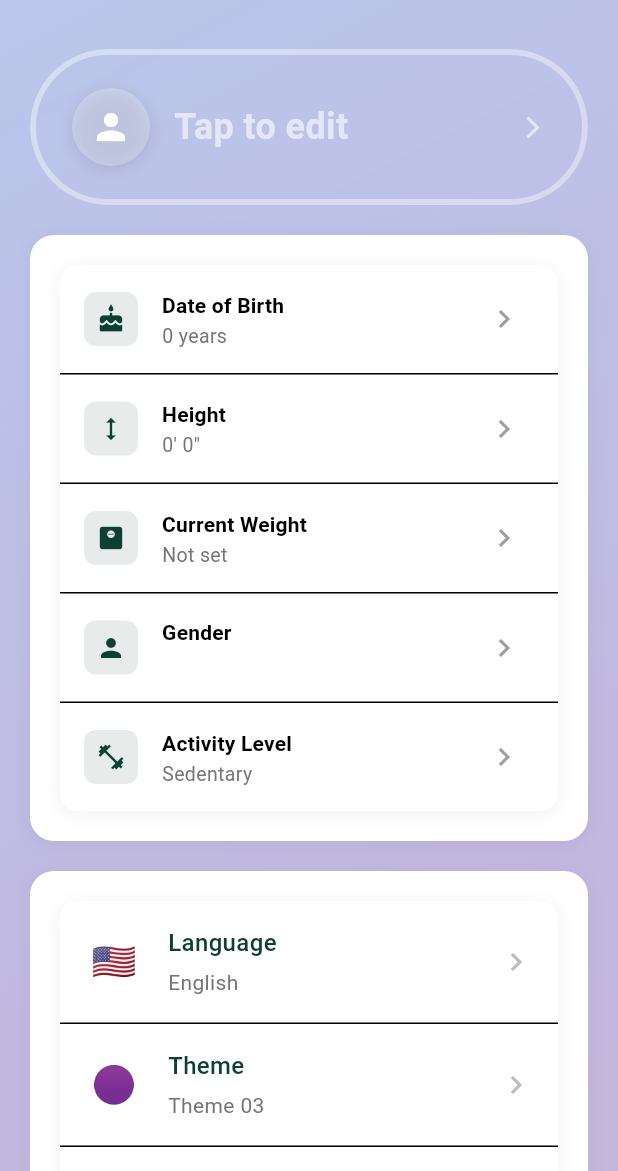
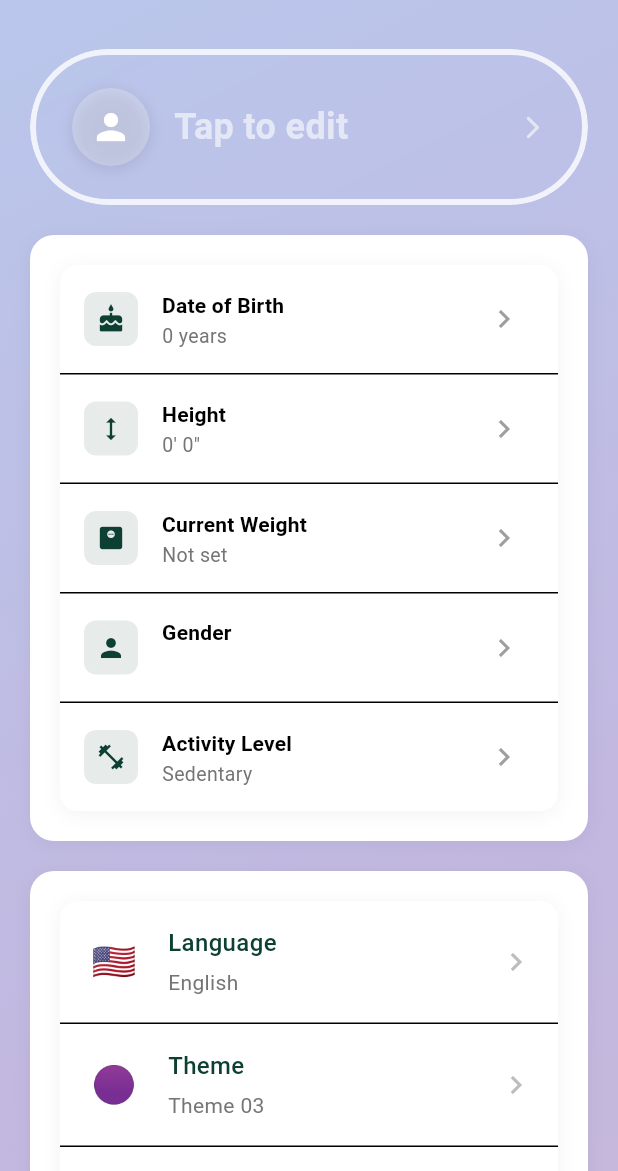
Before and after one commit to siho1117/food_cal, a Flutter app: the SettingsScreen screen opened by its route, on a phone screen of 412 x 824 dp, the part 65-1236 px from its top. Run offline on Flutter 3.47's test engine with Material 3 defaults, Android fonts, the phone set to English and light mode, and no system bars; our stand-ins replace camera, flutter_dotenv, flutter_image_compress, get_it, image_gallery_saver, image_picker and 1 more; accounts and stored records are empty.

Commit message:
Your commit message here

```diff
--- /dev/null
+++ b/lib/config/design_system/theme_design.dart
@@ -0,0 +1,78 @@
+// lib/config/design_system/theme_design.dart
+import 'package:flutter/material.dart';
+
+/// Core color primitives for the app
+class AppColors {
+  AppColors._();
+
+  // Text colors
+  static const Color textDark = Color(0xFF1A1A1A);
+  static const Color textLight = Colors.white;
+  static const Color textGrey = Color(0xFF666666);
+
+  // Border colors
+  static const Color borderLight = Colors.white;
+  static const Color borderDark = Color(0xFF2A2A2A);
+
+  // Background colors
+  static const Color backgroundLight = Color(0xFFF5F5F5);
+  static const Color backgroundDark = Color(0xFF1A1A1A);
+
+  /// Get border color for specific gradient theme
+  /// Theme '01' uses black, all others use white
+  static Color getBorderColorForTheme(String gradientId, double opacity) {
+    final baseColor = gradientId == '01' ? Colors.black : Colors.white;
+    return baseColor.withValues(alpha: opacity);
+  }
+
+  /// Get text color for specific gradient theme
+  /// Theme '01' uses dark text, all others use white
+  static Color getTextColorForTheme(String gradientId) {
+    return gradientId == '01' ? textDark : textLight;
+  }
+}
+
+/// Widget dimensions and layout constants
+class AppDimensions {
+  AppDimensions._();
+
+  // Card styling
+  static const double cardBorderWidth = 4.0;
+  static const double cardBorderRadius = 28.0;
+  static const EdgeInsets cardPadding = EdgeInsets.fromLTRB(24, 28, 24, 28);
+}
+
+/// Visual effects (opacity, shadows)
+class AppEffects {
+  AppEffects._();
+
+  // Opacity values
+  static const double borderOpacity = 0.8;
+  static const double textOpacityPrimary = 1.0;
+  static const double textOpacitySecondary = 0.7;
+
+  // Text shadows (null = no shadows)
+  static const List<Shadow>? textShadows = null;
+}
+
+/// Legacy widget design constants
+/// Keep for backward compatibility - will be deprecated later
+class AppWidgetDesign {
+  AppWidgetDesign._();
+
+  // Border styling
+  static const double cardBorderWidth = AppDimensions.cardBorderWidth;
+  static const double cardBorderRadius = AppDimensions.cardBorderRadius;
+  static const double cardBorderOpacity = AppEffects.borderOpacity;
+  static const Color cardBorderColor = Colors.white;
+
+  // Text shadow policy
+  static const List<Shadow>? textShadows = AppEffects.textShadows;
+
+  // Standard card padding
+  static const EdgeInsets cardPadding = AppDimensions.cardPadding;
+
+  // Text opacity
+  static const double primaryTextOpacity = AppEffects.textOpacityPrimary;
+  static const double secondaryTextOpacity = AppEffects.textOpacitySecondary;
+}
--- a/lib/widgets/settings/profile_section_widget.dart
+++ b/lib/widgets/settings/profile_section_widget.dart
@@ -4,7 +4,7 @@ import 'dart:ui';
 import 'package:provider/provider.dart';
 import '../../providers/settings_provider.dart';
 import '../../providers/theme_provider.dart';
-import '../../config/design_system/theme.dart';
+import '../../config/design_system/theme_design.dart';  // ✅ NEW: Using theme_design instead of theme
 import '../../config/design_system/dialog_theme.dart';
 
 class ProfileSectionWidget extends StatelessWidget {
@@ -36,9 +36,14 @@ class ProfileSectionWidget extends StatelessWidget {
     required ThemeProvider themeProvider,
     required VoidCallback onTap,
   }) {
-    final brightness = Theme.of(context).brightness;
-    final borderColor = themeProvider.getBorderColor(brightness);
-    final textColor = themeProvider.getTextColor(brightness);
+    // ✅ NEW: Get theme-adaptive colors using new helper functions
+    final borderColor = AppColors.getBorderColorForTheme(
+      themeProvider.selectedGradient,
+      AppEffects.borderOpacity,
+    );
+    final textColor = AppColors.getTextColorForTheme(
+      themeProvider.selectedGradient,
+    );
 
     return ClipRRect(
       borderRadius: BorderRadius.circular(52), // Pill shape
@@ -49,8 +54,8 @@ class ProfileSectionWidget extends StatelessWidget {
             color: Colors.transparent, // Fully transparent to show gradient
             borderRadius: BorderRadius.circular(52), // Pill shape
             border: Border.all(
-              color: borderColor,
-              width: AppWidgetDesign.cardBorderWidth,
+              color: borderColor,  // ✅ Using new helper
+              width: AppDimensions.cardBorderWidth,  // ✅ Using AppDimensions
             ),
           ),
           child: Material(
@@ -61,11 +66,11 @@ class ProfileSectionWidget extends StatelessWidget {
               splashColor: textColor.withValues(alpha: 0.1),
               highlightColor: textColor.withValues(alpha: 0.05),
               child: Padding(
-                padding: const EdgeInsets.fromLTRB(24, 22, 24, 22), // Reduced from 24,28,24,28 (slightly shorter)
+                padding: const EdgeInsets.fromLTRB(24, 22, 24, 22),
                 child: Row(
                   children: [
                     // Avatar circle with gradient letter or empty icon
-                    _buildAvatar(context, userName, hasName, themeProvider),
+                    _buildAvatar(context, userName, hasName, themeProvider, textColor),
 
                     const SizedBox(width: 16),
 
@@ -73,7 +78,7 @@ class ProfileSectionWidget extends StatelessWidget {
                     Expanded(
                       child: Column(
                         crossAxisAlignment: CrossAxisAlignment.start,
-                        mainAxisSize: MainAxisSize.min, // Minimize height
+                        mainAxisSize: MainAxisSize.min,
                         children: [
                           Text(
                             hasName ? userName! : 'Tap to edit',
@@ -83,19 +88,18 @@ class ProfileSectionWidget extends StatelessWidget {
                               color: hasName
                                   ? textColor
                                   : textColor.withValues(alpha: 0.6),
-                              shadows: AppWidgetDesign.textShadows,
+                              shadows: AppEffects.textShadows,  // ✅ Using AppEffects
                             ),
                           ),
-                          // No subtitle - cleaner design
                         ],
                       ),
                     ),
 
-                    // ✅ Mono tone arrow icon (matches theme)
+                    // Arrow icon
                     Icon(
                       Icons.arrow_forward_ios_rounded,
                       size: 18,
-                      color: textColor.withValues(alpha: 0.6), // Subtle, matches text
+                      color: textColor.withValues(alpha: 0.6),
                     ),
                   ],
                 ),
@@ -112,14 +116,10 @@ class ProfileSectionWidget extends StatelessWidget {
     String? userName,
     bool hasName,
     ThemeProvider themeProvider,
+    Color textColor,  // ✅ Pass textColor as parameter
   ) {
-    final brightness = Theme.of(context).brightness;
-    final textColor = themeProvider.getTextColor(brightness);
-
-    // Determine solid color based on theme (no opacity)
-    // Theme 01 (Light Gray) uses black, others use white
-    final gradientName = themeProvider.selectedGradient;
-    final solidAvatarColor = gradientName == '01'
+    // ✅ NEW: Get solid avatar color based on theme
+    final solidAvatarColor = themeProvider.selectedGradient == '01'
         ? Colors.black      // Solid black for Theme 01
         : Colors.white;     // Solid white for Theme 02-09
 
@@ -128,12 +128,12 @@ class ProfileSectionWidget extends StatelessWidget {
       height: 52,
       decoration: BoxDecoration(
         color: hasName
-            ? solidAvatarColor                      // Solid black or white (no opacity)
-            : textColor.withValues(alpha: 0.25),    // Subtle adaptive background when no name
+            ? solidAvatarColor
+            : textColor.withValues(alpha: 0.25),
         shape: BoxShape.circle,
         boxShadow: [
           BoxShadow(
-            color: Colors.black.withValues(alpha: 0.1), // Softer shadow
+            color: Colors.black.withValues(alpha: 0.1),
             blurRadius: 8,
             offset: const Offset(0, 2),
           ),
@@ -145,7 +145,7 @@ class ProfileSectionWidget extends StatelessWidget {
             : Icon(
                 Icons.person,
                 size: 28,
-                color: textColor, // ✅ Matches text color (adaptive)
+                color: textColor,
               ),
       ),
     );
@@ -178,7 +178,6 @@ class ProfileSectionWidget extends StatelessWidget {
   }
 
   void _handleProfileTap(BuildContext context, SettingsProvider settingsProvider) {
-    // Show dialog to edit name
     _showEditNameDialog(context, settingsProvider);
   }
 
@@ -189,19 +188,16 @@ class ProfileSectionWidget extends StatelessWidget {
     showDialog(
       context: context,
       builder: (context) => AlertDialog(
-        // Apply dialog styling from AppDialogTheme
         backgroundColor: AppDialogTheme.backgroundColor,
         shape: AppDialogTheme.shape,
         contentPadding: AppDialogTheme.contentPadding,
         actionsPadding: AppDialogTheme.actionsPadding,
 
-        // Title with proper styling
         title: const Text(
           'Edit Name',
           style: AppDialogTheme.titleStyle,
         ),
 
-        // Content with styled TextField
         content: TextField(
           controller: controller,
           autofocus: true,
@@ -209,19 +205,15 @@ class ProfileSectionWidget extends StatelessWidget {
           decoration: AppDialogTheme.inputDecoration(),
         ),
 
-        // Actions with proper button styling and spacing
         actions: [
-          // Cancel button (TextButton)
           TextButton(
             onPressed: () => Navigator.pop(context),
             style: AppDialogTheme.cancelButtonStyle,
             child: const Text('Cancel'),
           ),
 
-          // Small gap between buttons
           const SizedBox(width: AppDialogTheme.buttonGap),
 
-          // Save button (FilledButton)
           FilledButton(
             onPressed: () async {
               final newName = controller.text.trim();
```
Also changed, not shown: lib/widgets/home/calorie_summary_widget.dart (+57 -45 lines).
